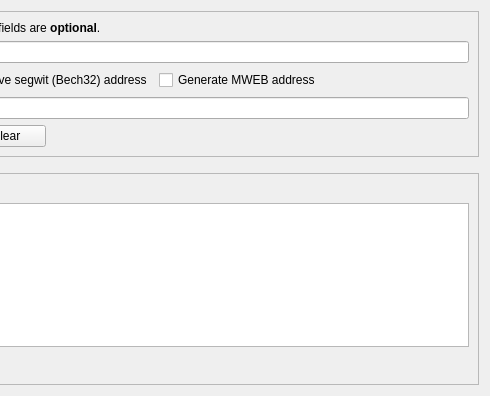
Before: the Qt Designer form src/qt/forms/receivecoinsdialog.ui in IlumCI/Aperturecoin, drawn with Qt 5; both pictures show x 286 to 776 and y 0 to 396 of the 776 by 396 pixel window.
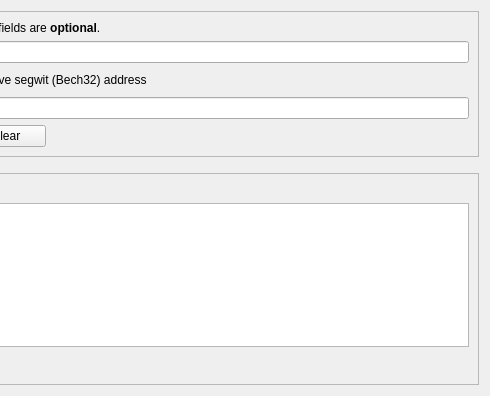
After: the same form once the commit is applied. Icons and pictures are not drawn. Custom widgets are drawn as their Qt base class.

Commit message: Remove MWEB

```diff
--- a/src/qt/forms/receivecoinsdialog.ui
+++ b/src/qt/forms/receivecoinsdialog.ui
@@ -219,13 +219,6 @@
             </property>
            </widget>
           </item>
-          <item>
-           <widget class="QCheckBox" name="useMWEB">
-            <property name="text">
-             <string>Generate MWEB address</string>
-            </property>
-           </widget>
-          </item>
           <item>
            <spacer name="horizontalSpacer_3">
             <property name="orientation">
```
The commit also changes 438 other files.
